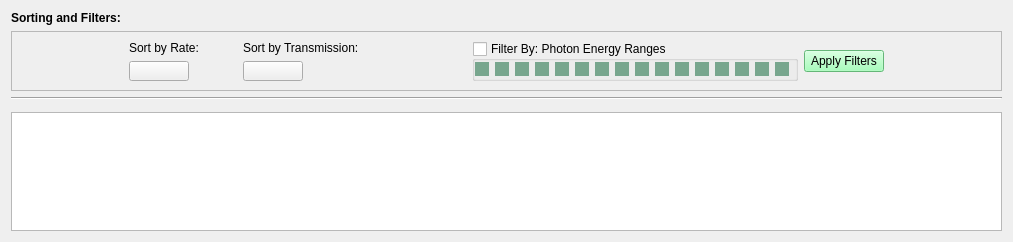
First picture: the form in preemptive_requests.ui, repository pcdshub/pmps-ui, before the edit.
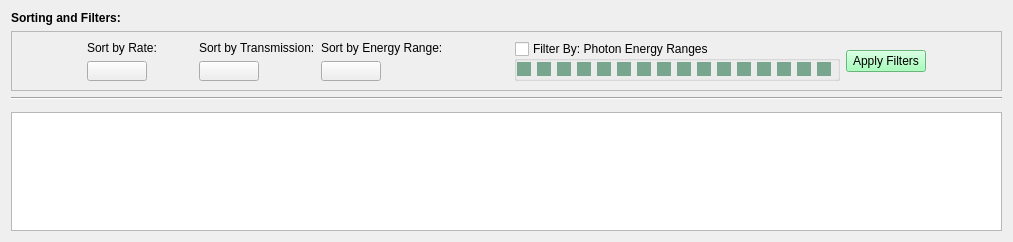
Second picture: the form after the edit. Custom widgets are drawn as their Qt base class.

Commit message: WIP: sort based on bits off for energy range

Patch:
```diff
--- a/preemptive_requests.ui
+++ b/preemptive_requests.ui
@@ -41,7 +41,7 @@
      <property name="frameShadow">
       <enum>QFrame::Raised</enum>
      </property>
-     <layout class="QHBoxLayout" name="horizontalLayout_8" stretch="0,0,0,0,0,0,0">
+     <layout class="QHBoxLayout" name="horizontalLayout_8" stretch="0,0,0,0,0,0,0,0">
       <item>
        <spacer name="horizontalSpacer">
         <property name="orientation">
@@ -180,6 +180,46 @@
         </item>
        </layout>
       </item>
+      <item>
+       <layout class="QGridLayout" name="gridLayout_3">
+        <property name="leftMargin">
+         <number>0</number>
+        </property>
+        <item row="1" column="0">
+         <widget class="QPushButton" name="sort_energy_range_button">
+          <property name="minimumSize">
+           <size>
+            <width>60</width>
+            <height>0</height>
+           </size>
+          </property>
+          <property name="text">
+           <string/>
+          </property>
+         </widget>
+        </item>
+        <item row="1" column="1">
+         <spacer name="horizontalSpacer_6">
+          <property name="orientation">
+           <enum>Qt::Horizontal</enum>
+          </property>
+          <property name="sizeHint" stdset="0">
+           <size>
+            <width>40</width>
+            <height>20</height>
+           </size>
+          </property>
+         </spacer>
+        </item>
+        <item row="0" column="0" colspan="2">
+         <widget class="QLabel" name="label_4">
+          <property name="text">
+           <string>Sort by Energy Range:</string>
+          </property>
+         </widget>
+        </item>
+       </layout>
+      </item>
       <item>
        <spacer name="horizontalSpacer_5">
         <property name="orientation">
```
Left out of the diff: 8 changed lines with no effect on the pictures. The commit also changes 1 other file.
